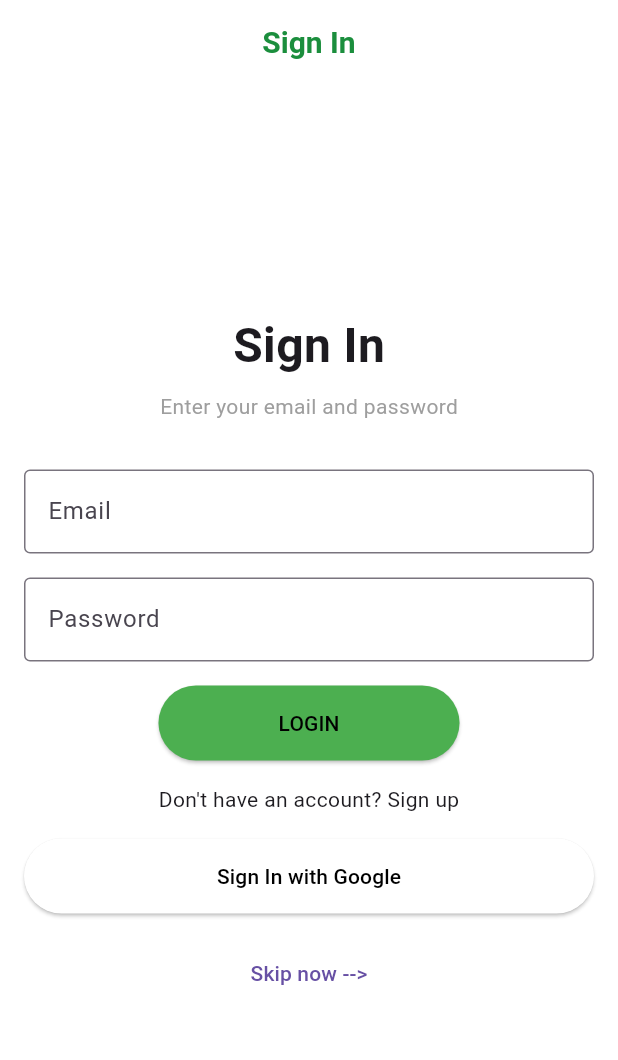
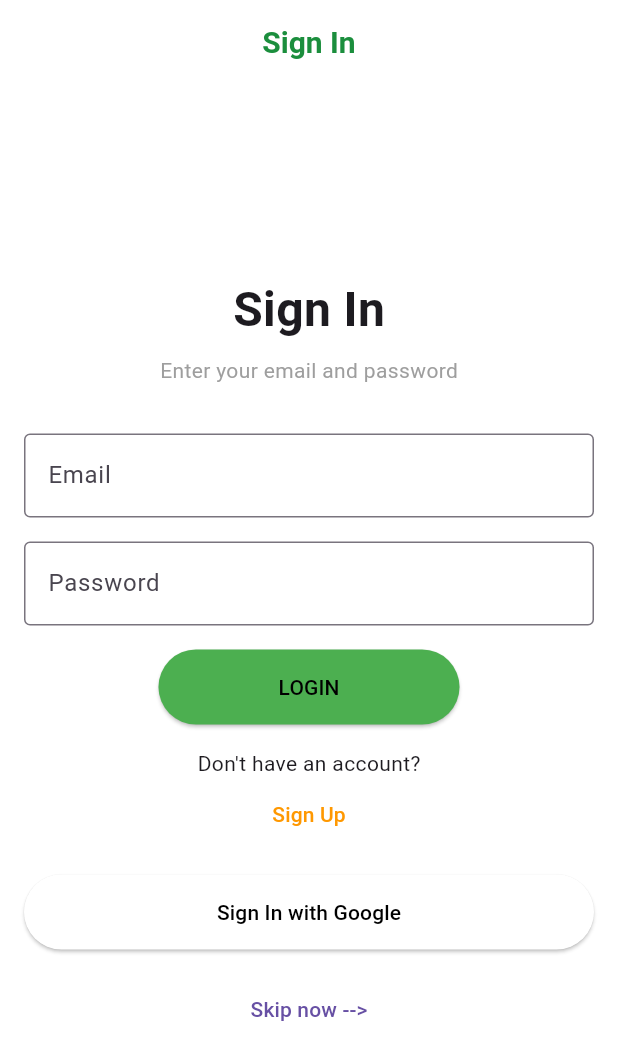
Before and after one commit to cekwedike/group-12-mobile-dev_Farm-Fresh, a Flutter app: the SignInScreen screen opened directly, on a phone screen of 412 x 824 dp. Shown: the top 1060 px of the screen. Run offline on Flutter 3.47's test engine with Material 3 defaults, Android fonts, the phone set to English and light mode, and no system bars.

Commit message:
Refactor sign in screen UI: Update skip action navigation and add sign up button

```diff
--- a/farm_fresh/lib/screens/Signin_screen.dart
+++ b/farm_fresh/lib/screens/Signin_screen.dart
@@ -81,12 +81,23 @@ class SignInScreen extends StatelessWidget {
               style: ElevatedButton.styleFrom(
                 backgroundColor: Colors.green, // Keep the button green
                 foregroundColor: Colors.black, // Change font color to black
-                padding: const EdgeInsets.symmetric(horizontal: 80, vertical: 15),
+                padding:
+                    const EdgeInsets.symmetric(horizontal: 80, vertical: 15),
               ),
               child: const Text('LOGIN'),
             ),
             const SizedBox(height: 16.0),
-            const Text("Don't have an account? Sign up"),
+            const Text("Don't have an account?"),
+            TextButton(
+              onPressed: () {
+                // Navigate to the Sign-In screen
+                Navigator.pushNamed(context, '/sign_up');
+              },
+              child: const Text(
+                'Sign Up',
+                style: TextStyle(color: Colors.orange),
+              ),
+            ),
             const SizedBox(height: 16.0),
             ElevatedButton(
               onPressed: () {
@@ -94,7 +105,8 @@ class SignInScreen extends StatelessWidget {
               },
               style: ElevatedButton.styleFrom(
                 backgroundColor: Colors.white,
-                padding: const EdgeInsets.symmetric(horizontal: 80, vertical: 15),
+                padding:
+                    const EdgeInsets.symmetric(horizontal: 80, vertical: 15),
               ),
               child: const Row(
                 mainAxisAlignment: MainAxisAlignment.center,
@@ -114,8 +126,7 @@ class SignInScreen extends StatelessWidget {
                 // Handle skip action
                 Navigator.pushReplacementNamed(context, '/');
               },
-              style: TextButton.styleFrom(
-              ),
+              style: TextButton.styleFrom(),
               child: const Text('Skip now -->'),
             ),
           ],
```
